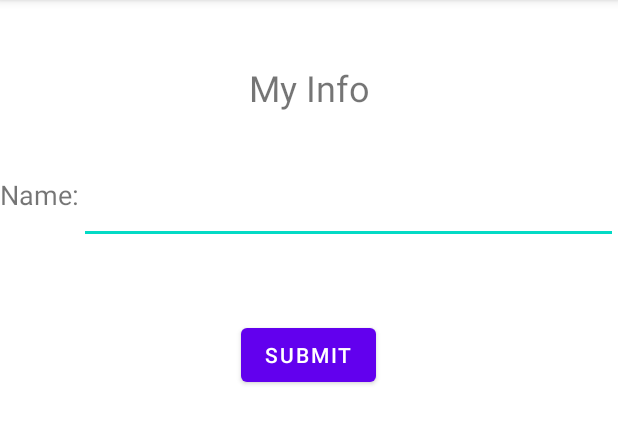
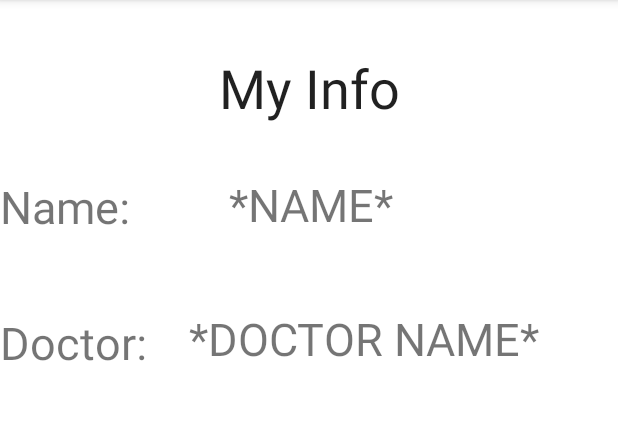
Before and after one commit to jkal90/Team16_Capstone, an Android app: the MyInfoActivity screen opened directly, with no data from a screen before it, on a phone screen of 412 x 824 dp, the part 84-528 px from its top. Run offline under Robolectric (Android 15) with nearby library versions, the phone set to English and light mode, and no system bars.

Commit message:
Changes-DPinto

```diff
--- a/app/src/main/java/edu/msu/huangmax/ece480_app/MyInfoActivity.java
+++ b/app/src/main/java/edu/msu/huangmax/ece480_app/MyInfoActivity.java
@@ -20,15 +20,6 @@ public class MyInfoActivity extends AppCompatActivity {
         super.onCreate(savedInstanceState);
         setContentView(R.layout.activity_myinfo);
 
-
-
-        Button submitButton = findViewById(R.id.submitInfoButton);
-        submitButton.setOnClickListener(new View.OnClickListener() {
-            @Override
-            public void onClick(View v) {
-                onSubmit();
-            }
-        });
     }
 
     public void onSubmit() {
--- a/app/src/main/res/layout/activity_myinfo.xml
+++ b/app/src/main/res/layout/activity_myinfo.xml
@@ -10,37 +10,57 @@
         android:layout_height="117dp"
         android:gravity="center"
         android:text="@string/my_info"
-        android:textSize="24sp" />
+        android:textAppearance="@style/TextAppearance.AppCompat.Large"
+        android:textSize="36sp" />
 
     <TextView
         android:id="@+id/textView2"
         android:layout_width="wrap_content"
         android:layout_height="wrap_content"
         android:layout_below="@id/textView"
-        android:text="@string/nameInput"
-        android:textSize="18sp" />
+        android:text="@string/nameDisplay"
+        android:textSize="30sp" />
 
-    <EditText
-        android:id="@+id/editTextTextPersonName"
-        android:layout_width="match_parent"
+    <TextView
+        android:id="@+id/textView4"
+        android:layout_width="wrap_content"
         android:layout_height="wrap_content"
         android:layout_below="@id/textView"
-        android:layout_toEndOf="@id/textView2"
-        android:autofillHints=""
-        android:ems="10"
-        android:inputType="textPersonName" />
+        android:layout_alignEnd="@id/textView2"
+        android:layout_marginTop="-1dp"
+        android:layout_marginEnd="-176dp"
+        android:text="@string/nameFIllDisplay"
+        android:textSize="30sp" />
 
     <View
-        android:id="@+id/view"
-        android:layout_width="match_parent"
+        android:id="@+id/spacerTwo2"
+        android:layout_width="wrap_content"
         android:layout_height="50dp"
-        android:layout_below="@id/editTextTextPersonName" />
+        android:layout_below="@id/textView2" />
 
-    <Button
-        android:id="@+id/submitInfoButton"
+    <TextView
+        android:id="@+id/textView8"
         android:layout_width="wrap_content"
         android:layout_height="wrap_content"
-        android:layout_below="@id/view"
-        android:layout_centerHorizontal="true"
-        android:text="@string/submit" />
+        android:layout_below="@id/spacerTwo2"
+        android:text="@string/doctor"
+        android:textSize="30sp" />
+
+    <TextView
+        android:id="@+id/textView9"
+        android:layout_width="wrap_content"
+        android:layout_height="wrap_content"
+        android:layout_below="@id/textView8"
+        android:layout_alignEnd="@id/textView8"
+        android:layout_marginTop="-43dp"
+        android:layout_marginEnd="-262dp"
+        android:text="@string/doctor_name"
+        android:textSize="30sp" />
+
+    <View
+        android:id="@+id/spacerTwo3"
+        android:layout_width="wrap_content"
+        android:layout_height="50dp"
+        android:layout_below="@id/textView9" />
+
 </RelativeLayout>
--- a/app/src/main/res/values/strings.xml
+++ b/app/src/main/res/values/strings.xml
@@ -47,4 +47,8 @@
     <string name="name">Name</string>
     <string name="nameInput">Name:</string>
     <string name="submit_info">Submit</string>
+    <string name="nameDisplay">Name:</string>
+    <string name="nameFIllDisplay">*NAME*</string>
+    <string name="doctor">Doctor:</string>
+    <string name="doctor_name">*DOCTOR NAME*</string>
 </resources>
```
